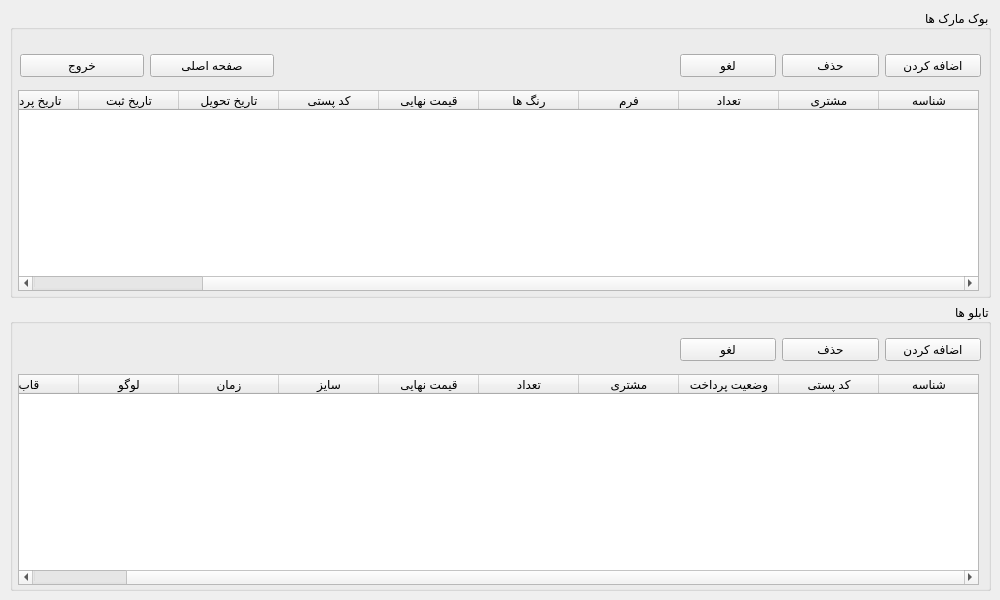
First picture: the form in application/ui/order.ui, repository amir69prog/maydala-panel, before the edit.
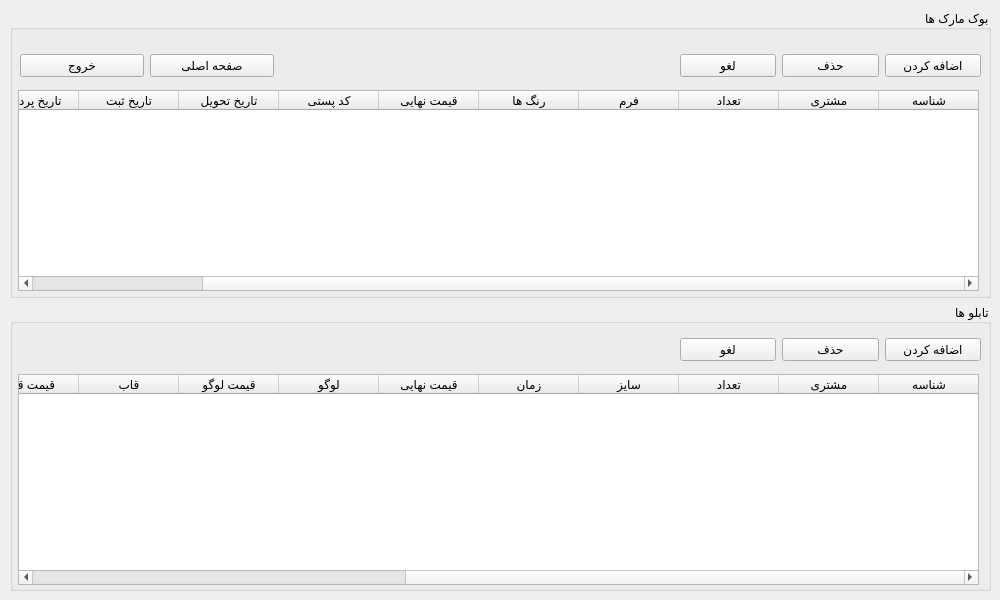
Second picture: the form after the edit.

```diff
--- a/application/ui/order.ui
+++ b/application/ui/order.ui
@@ -182,16 +182,6 @@
          <string>شناسه</string>
         </property>
        </column>
-       <column>
-        <property name="text">
-         <string>کد پستی</string>
-        </property>
-       </column>
-       <column>
-        <property name="text">
-         <string>وضعیت پرداخت</string>
-        </property>
-       </column>
        <column>
         <property name="text">
          <string>مشتری</string>
@@ -202,11 +192,6 @@
          <string>تعداد</string>
         </property>
        </column>
-       <column>
-        <property name="text">
-         <string>قیمت نهایی</string>
-        </property>
-       </column>
        <column>
         <property name="text">
          <string>سایز</string>
@@ -217,16 +202,56 @@
          <string>زمان</string>
         </property>
        </column>
+       <column>
+        <property name="text">
+         <string>قیمت نهایی</string>
+        </property>
+       </column>
        <column>
         <property name="text">
          <string>لوگو</string>
         </property>
        </column>
+       <column>
+        <property name="text">
+         <string>قیمت لوگو</string>
+        </property>
+       </column>
        <column>
         <property name="text">
          <string>قاب</string>
         </property>
        </column>
+       <column>
+        <property name="text">
+         <string>قیمت قاب</string>
+        </property>
+       </column>
+       <column>
+        <property name="text">
+         <string>کد پستی</string>
+        </property>
+       </column>
+       <column>
+        <property name="text">
+         <string>وضعیت پرداخت</string>
+        </property>
+       </column>
+       <column>
+        <property name="text">
+         <string>تاریخ ثبت</string>
+        </property>
+       </column>
+       <column>
+        <property name="text">
+         <string>تاریخ تحویل</string>
+        </property>
+       </column>
+       <column>
+        <property name="text">
+         <string>تاریخ پرداخت</string>
+        </property>
+       </column>
       </widget>
       <widget class="QWidget" name="horizontalLayoutWidget_2">
        <property name="geometry">
```
Left out of the diff: 4 changed lines with no effect on the pictures.
